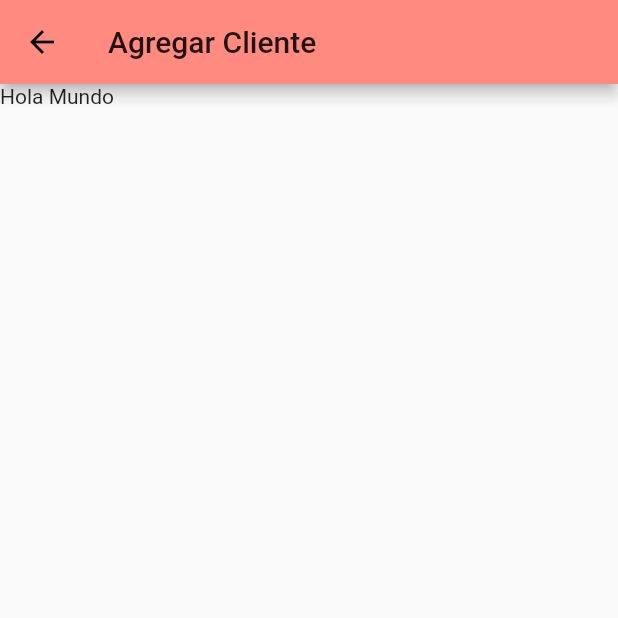
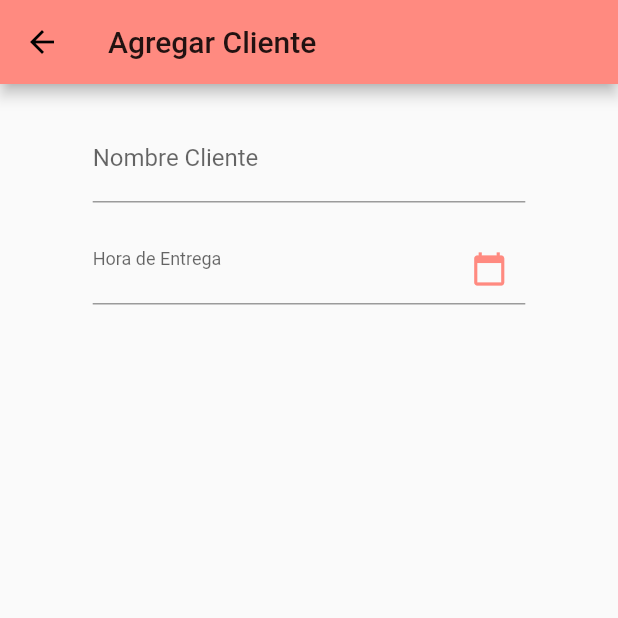
Before and after one commit to edycarreyes99/Cochito-Creativity, a Flutter app: the AgregarClientePage screen opened directly, on a phone screen of 412 x 824 dp, the top half of it. Run offline on Flutter 3.47's test engine with Material 2 defaults, Android fonts, the phone set to English and light mode, and no system bars; our stand-ins replace cached_network_image, cloud_firestore, firebase_analytics, firebase_crashlytics, firebase_messaging, firebase_storage and 1 more; accounts and stored records are empty.

Commit message:
se comienza a diseñar la pagina para agregar un nuevo cliente

```diff
--- a/lib/pages/agregar-cliente.dart
+++ b/lib/pages/agregar-cliente.dart
@@ -1,5 +1,6 @@
 import 'package:flutter/material.dart';
 import 'package:flutter/cupertino.dart';
+import 'dart:io' show Platform;
 
 class AgregarClientePage extends StatefulWidget {
   AgregarClientePage({this.idPedido});
@@ -11,16 +12,120 @@ class AgregarClientePage extends StatefulWidget {
 }
 
 class _AgregarClientePageState extends State<AgregarClientePage> {
+  final _formKey = new GlobalKey<FormState>();
+  final _formKeyFecha = new GlobalKey<FormState>();
+
+  DateTime fechaHoy = DateTime.now();
+  TimeOfDay fechaModificada;
+
+  String generarFechaPedidoParaBaseDeDatos(DateTime fecha) {
+    return fecha.day.toString() +
+        "-" +
+        fecha.month.toString() +
+        "-" +
+        fecha.year.toString();
+  }
+
+  Future<Null> seleccionarHora(BuildContext context) async {
+    TimeOfDay picked;
+    if (Platform.isIOS || Platform.isIOS) {
+      picked =
+          await showTimePicker(context: context, initialTime: TimeOfDay.now());
+    } else if (Platform.isAndroid) {
+      showModalBottomSheet(
+          context: context,
+          builder: (BuildContext ctx) {
+            return CupertinoTimerPicker(
+              initialTimerDuration: Duration(
+                  hours: DateTime.now().hour,
+                  minutes: DateTime.now().minute,
+                  seconds: DateTime.now().second),
+              onTimerDurationChanged: (duration) {
+                setState(() {
+                  this.fechaModificada = TimeOfDay.fromDateTime(
+                      DateTime.fromMillisecondsSinceEpoch(
+                          duration.inMilliseconds,
+                          isUtc: true));
+                });
+              },
+            );
+          });
+    }
+    if (picked != null)
+      setState(() {
+        fechaModificada = picked;
+        this._formKeyFecha.currentState.reset();
+      });
+  }
+
   @override
   Widget build(BuildContext context) {
     return Scaffold(
       appBar: AppBar(
         title: Text('Agregar Cliente'),
       ),
-      body: ListView(
-        children: <Widget>[
-          Text('Hola Mundo'),
-        ],
+      body: SingleChildScrollView(
+        child: Center(
+          child: Column(
+            children: <Widget>[
+              Form(
+                key: _formKey,
+                child: ConstrainedBox(
+                  constraints: BoxConstraints(
+                      maxWidth: MediaQuery.of(context).size.width * 0.7),
+                  child: Column(
+                    children: <Widget>[
+                      Padding(
+                        padding: const EdgeInsets.only(top: 20.0),
+                        child: TextFormField(
+                          keyboardType: TextInputType.text,
+                          enabled: true,
+                          autofocus: false,
+                          validator: (value) => value.isEmpty
+                              ? 'Debe de ingresar un nombre para el cliente'
+                              : null,
+                          decoration: InputDecoration(
+                            labelText: 'Nombre Cliente',
+                            hasFloatingPlaceholder: true,
+                          ),
+                        ),
+                      ),
+                    ],
+                  ),
+                ),
+              ),
+              Form(
+                key: _formKeyFecha,
+                child: ConstrainedBox(
+                  constraints: BoxConstraints(
+                      maxWidth: MediaQuery.of(context).size.width * 0.7),
+                  child: Column(
+                    children: <Widget>[
+                      Padding(
+                        padding: const EdgeInsets.only(top: 20.0),
+                        child: InkWell(
+                          onTap: () => this.seleccionarHora(context),
+                          child: InputDecorator(
+                            decoration: InputDecoration(
+                              hasFloatingPlaceholder: true,
+                              labelText: this.fechaModificada == null
+                                  ? 'Hora de Entrega'
+                                  : this.fechaModificada.format(context),
+                              suffixIcon: Icon(
+                                Icons.calendar_today,
+                                color: Colors.redAccent[100],
+                              ),
+                            ),
+                          ),
+                        ),
+                      ),
+                    ],
+                  ),
+                ),
+              )
+            ],
+          ),
+        ),
       ),
     );
   }
--- a/lib/pages/detalles-pedido.dart
+++ b/lib/pages/detalles-pedido.dart
@@ -139,6 +139,7 @@ class _DetallesPedidoPageState extends State<DetallesPedidoPage> {
                                 titulo:
                                     this.detallesPedidos[index].nombreCliente,
                                 detallePedido: this.detallesPedidos[index],
+                                idPedido: this.widget.titulo,
                               ),
                         ),
                       );
```
Also changed, not shown: lib/pages/detalles-compras.dart (+62 -30 lines).
